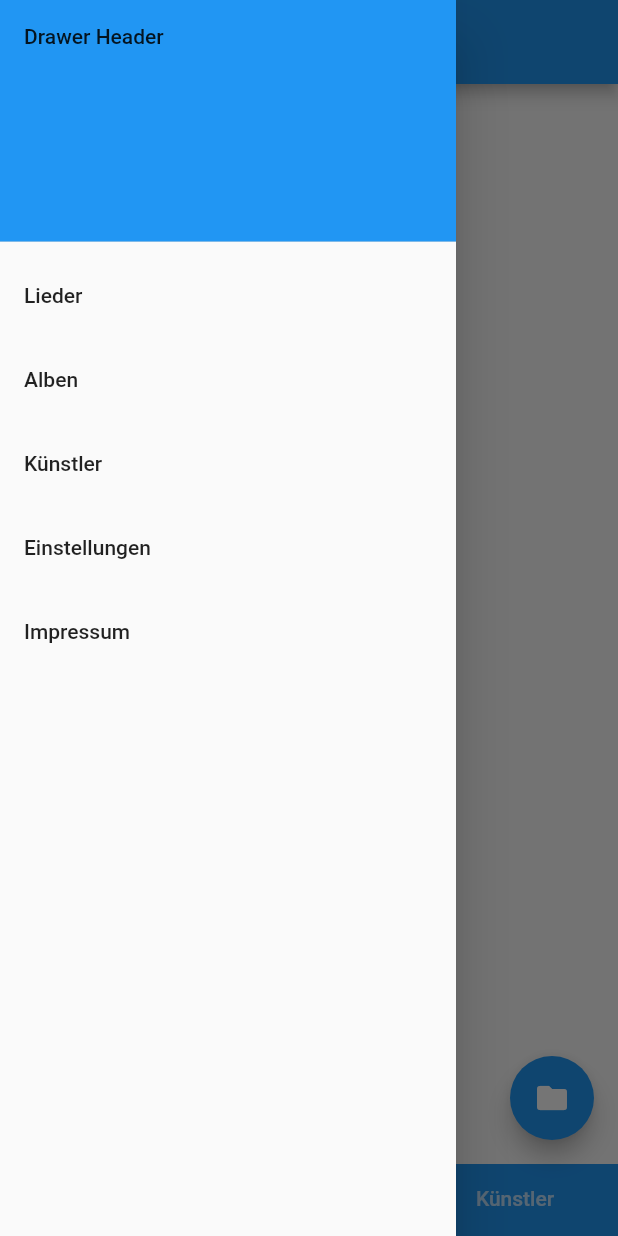
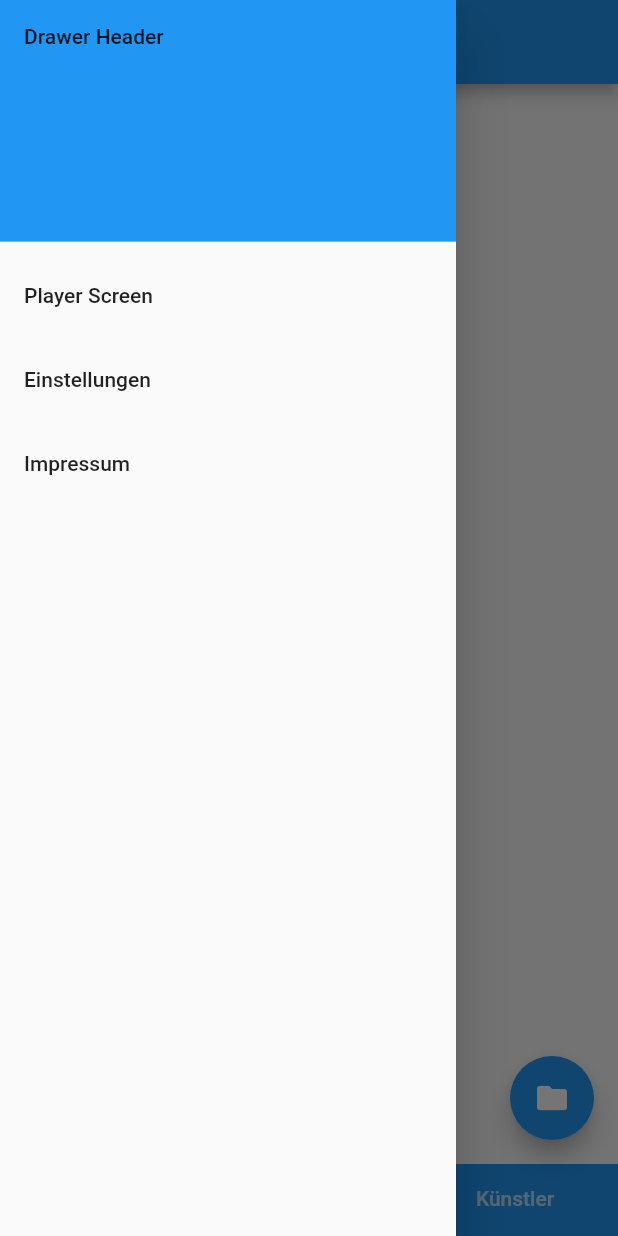
Before and after one commit to labtecs/FlyMusic, a Flutter app: the screen it shows after launch, with the side drawer open, on a phone screen of 412 x 824 dp. Run offline on Flutter 3.47's test engine with Material 2 defaults, Android fonts, the phone set to English and light mode, and no system bars; our stand-ins replace audioplayers, floor, fluttertoast, permission_handler, sqflite; missing offline and left inert: dart_tags, folder_picker; accounts and stored records are empty; generated files the repository leaves out were written again.

Commit message:
play screen

```diff
--- a/lib/database/app_database.dart
+++ b/lib/database/app_database.dart
@@ -13,7 +13,7 @@ import 'package:path/path.dart';
 import 'package:sqflite/sqflite.dart' as sqflite;
 
 part 'app_database.g.dart';
-//flutter packages pub run build_runner build
+//Datenbank geneieren Befehl - flutter packages pub run build_runner build
 @Database(version: 1, entities: [Song, Album, Artist])
 abstract class AppDatabase extends FloorDatabase {
   SongDao get songDao;
--- a/lib/screens/drawer_screen.dart
+++ b/lib/screens/drawer_screen.dart
@@ -21,29 +21,11 @@ class _DrawerScreenState extends State<DrawerScreen> {
             ),
           ),
 
-          /*Jetzt über einen Klick auf einen Track erreichbar
+          //Jetzt über einen Klick auf einen Track erreichbar
           ListTile(
             title: Text('Player Screen'),
             onTap: (){
               Navigator.push(context, MaterialPageRoute(builder: (context) => PlayerScreen()));
-            },
-          ),*/
-          ListTile(
-            title: Text('Lieder'),
-            onTap: () {
-              Navigator.push(context, MaterialPageRoute(builder: (context) => TrackList()));
-            },
-          ),
-          ListTile(
-            title: Text('Alben'),
-            onTap: () {
-              Navigator.push(context, MaterialPageRoute(builder: (context) => AlbumList()));
-            },
-          ),
-          ListTile(
-            title: Text('Künstler'),
-            onTap: () {
-              Navigator.push(context, MaterialPageRoute(builder: (context) => ArtistScreen()));
             },
           ),
           ListTile(
```
Also changed, not shown: pubspec.lock.
